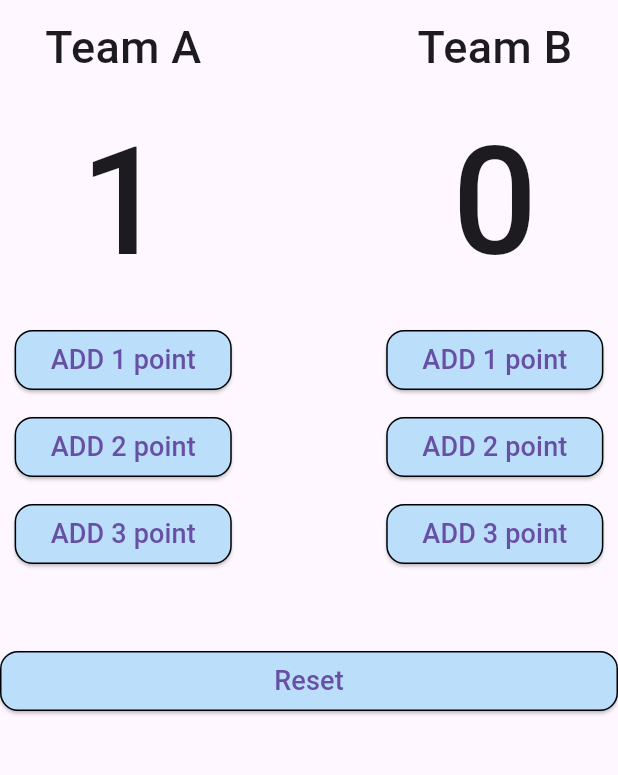
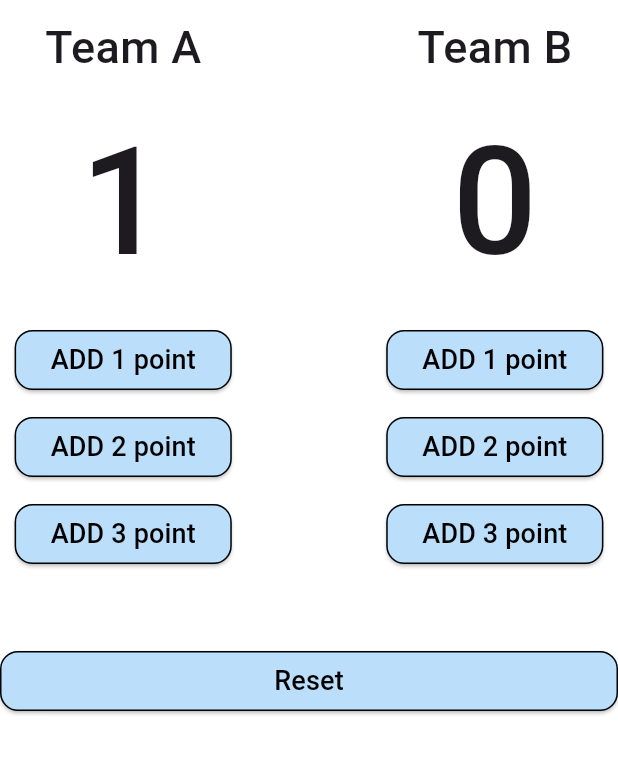
Before and after one commit to mohamedatantawy/CounterApp, a Flutter app: the screen it shows after launch, after a tap on "ADD 1 point", on a phone screen of 412 x 824 dp, the part 84-859 px from its top. Run offline on Flutter 3.47's test engine with Material 3 defaults, Android fonts, the light colour scheme and no system bars; our stand-ins replace bloc, flutter_bloc, shared_preferences.

Commit message:
last comment

```diff
--- /dev/null
+++ b/lib/config/theme/catshing/catshing.dart
@@ -0,0 +1,22 @@
+import 'package:shared_preferences/shared_preferences.dart';
+
+class Themecashebool {
+  catchthemedata(bool isactivebotten) async {
+    bool value = isactivebotten;
+    SharedPreferences prefs = await SharedPreferences.getInstance();
+    prefs.setBool('theme', value);
+    print(value);
+  }
+
+ Future<bool> gettheme() async {
+    SharedPreferences prefs = await SharedPreferences.getInstance();
+    final result = prefs.getBool('theme');
+    if (result != null) {
+      print('is not null');
+      return result;
+    } else {
+      print('is  null');
+      return false;
+    }
+  }
+}
--- /dev/null
+++ b/lib/config/theme/cubit/theme_cubit.dart
@@ -0,0 +1,35 @@
+import 'package:bloc/bloc.dart';
+import 'package:counterapp2/config/theme/catshing/catshing.dart';
+import 'package:flutter/material.dart';
+import 'package:flutter_bloc/flutter_bloc.dart';
+import 'package:meta/meta.dart';
+
+part 'theme_state.dart';
+
+class ThemeCubit extends Cubit<ThemeState> {
+  ThemeCubit() : super(ThemeInitial());
+  Themecashebool themecashebool = Themecashebool();
+  static ThemeCubit get(BuildContext context) => BlocProvider.of(context);
+  load() async {
+    bool isdark;
+    isdark = await themecashebool.gettheme();
+
+    if (isdark == true) {
+      emit(ThemeDark());
+    } else {
+      emit(Themelight());
+    }
+  }
+
+  themeis() async {
+    bool isdark;
+    isdark = await themecashebool.gettheme();
+    themecashebool.catchthemedata(isdark);
+    print('iam here');
+    if (isdark == true) {
+      emit(ThemeDark());
+    } else {
+      emit(Themelight());
+    }
+  }
+}
--- /dev/null
+++ b/lib/config/theme/cubit/theme_state.dart
@@ -0,0 +1,8 @@
+part of 'theme_cubit.dart';
+
+@immutable
+sealed class ThemeState {}
+
+final class ThemeInitial extends ThemeState {}
+final class ThemeDark extends ThemeState {}
+final class Themelight extends ThemeState {}
--- a/lib/core/constant/constant.dart
+++ b/lib/core/constant/constant.dart
@@ -1,3 +1,4 @@
 import 'package:flutter/material.dart';
+import 'package:flutter_bloc/flutter_bloc.dart';
 
-const kpirameycolor = Color.fromRGBO(187, 222, 251, 1);
+const kpirameycolor =  Color.fromRGBO(187, 222, 251, 1);
--- a/lib/core/widget/Elevaterbutton.dart
+++ b/lib/core/widget/Elevaterbutton.dart
@@ -1,4 +1,3 @@
-
 import 'package:counterapp2/core/constant/constant.dart';
 import 'package:counterapp2/core/util/styles.dart';
 import 'package:flutter/material.dart';
@@ -10,7 +9,7 @@ class CustomElevaterbutton extends StatelessWidget {
   @override
   Widget build(BuildContext context) {
     return ElevatedButton(
-      onPressed:onpressed,
+      onPressed: onpressed,
       style: ElevatedButton.styleFrom(
         shape: RoundedRectangleBorder(
           borderRadius: BorderRadius.circular(12),
@@ -23,7 +22,7 @@ class CustomElevaterbutton extends StatelessWidget {
       ),
       child: Text(
         name,
-        style: Styles.font18,
+        style: Styles.font18.copyWith(color: Colors.black),
       ),
     );
   }
--- a/lib/feature/home/presentation/View/homeView.dart
+++ b/lib/feature/home/presentation/View/homeView.dart
@@ -1,20 +1,26 @@
+import 'package:counterapp2/config/theme/cubit/theme_cubit.dart';
 import 'package:counterapp2/core/constant/constant.dart';
 import 'package:counterapp2/feature/home/presentation/View/drawer.dart';
 import 'package:counterapp2/feature/home/presentation/View/widget/homeviewbody.dart';
 import 'package:flutter/material.dart';
+import 'package:flutter_bloc/flutter_bloc.dart';
 
 class Homeview extends StatelessWidget {
-  const Homeview({super.key});
+  const Homeview({super.key, required this.themeData});
 // final GlobalKey<ScaffoldState> scafflodkey = GlobalKey();
+  final bool themeData;
+
+
   @override
   Widget build(BuildContext context) {
+    // var themed= BlocProvider.of<ThemeCubit>(context).themecashebool.gettheme();
     return Scaffold(
-
-      drawer: const Drawers(),
-      // backgroundColor: Colors.orange,
+      drawer:  Drawers(
+        themed: themeData,
+      ),
+      backgroundColor: themeData ? Colors.blue[800] : Colors.white,
       appBar: AppBar(
-
-        backgroundColor: kpirameycolor,
+        backgroundColor: themeData ? Colors.blue : kpirameycolor,
         title: const Center(
           child: Text(
             'CounterApp',
@@ -24,7 +30,9 @@ class Homeview extends StatelessWidget {
           ),
         ),
       ),
-      body: const Homeviewbody(),
+      body: Homeviewbody(
+        themed: themeData,
+      ),
     );
   }
 }
--- a/lib/feature/home/presentation/View/widget/homeviewbody.dart
+++ b/lib/feature/home/presentation/View/widget/homeviewbody.dart
@@ -1,4 +1,3 @@
-
 import 'package:counterapp2/core/widget/Elevaterbutton.dart';
 import 'package:counterapp2/feature/home/presentation/View/widget/customcolumnteamA.dart';
 import 'package:counterapp2/feature/home/presentation/View/widget/custometeamB.dart';
@@ -7,8 +6,8 @@ import 'package:flutter/material.dart';
 import 'package:flutter_bloc/flutter_bloc.dart';
 
 class Homeviewbody extends StatefulWidget {
-  const Homeviewbody({super.key});
-
+  const Homeviewbody({super.key, required this.themed});
+  final bool themed;
   @override
   State<Homeviewbody> createState() => _HomeviewbodyState();
 }
--- a/lib/main.dart
+++ b/lib/main.dart
@@ -1,3 +1,4 @@
+import 'package:counterapp2/config/theme/cubit/theme_cubit.dart';
 import 'package:counterapp2/feature/home/presentation/View/homeView.dart';
 import 'package:counterapp2/feature/home/presentation/mange/cubit/counter_cubit.dart';
 import 'package:flutter/material.dart';
@@ -6,6 +7,7 @@ import 'package:flutter_bloc/flutter_bloc.dart';
 void main() {
   runApp(const CounterApp());
 }
+
 class CounterApp extends StatelessWidget {
   const CounterApp({super.key});
 
@@ -16,12 +18,32 @@ class CounterApp extends StatelessWidget {
         BlocProvider(
           create: (context) => CounterCubit(),
         ),
+        BlocProvider(
+          create: (context) => ThemeCubit()..load(),
+        ),
+      ],
+      child: BlocBuilder<ThemeCubit, ThemeState>(builder: (context, state) {
+        if (state is ThemeDark) {
 
-      ],
-      child:const MaterialApp(
-      home: Homeview(),
-      debugShowCheckedModeBanner: false,
-    ),
+          return MaterialApp(
+            theme: ThemeData.dark(),
+            home:const  Homeview(
+              themeData:true,
+            ),
+            debugShowCheckedModeBanner: false,
+          );
+        } else if (state is Themelight) {
+          return MaterialApp(
+            theme: ThemeData.light(),
+            home: const Homeview(
+               themeData:false,
+            ),
+            debugShowCheckedModeBanner: false,
+          );
+        } else {
+          return Container();
+        }
+      }),
     );
   }
 }
```
Also changed, not shown: lib/config/theme/theme.dart (added, +53 -0 lines), lib/feature/home/presentation/View/drawer.dart (+9 -4 lines), lib/feature/setting/presentation/SettingView.dart (+14 -3 lines), lib/feature/setting/presentation/View/widget/customdarktheme.dart (added, +51 -0 lines), lib/feature/setting/presentation/View/widget/settingbody.dart (+9 -12 lines), pubspec.yaml (+6 -12 lines), lib/config/theme/catshing/contect.dart (added), pubspec.lock, 5 other files.
